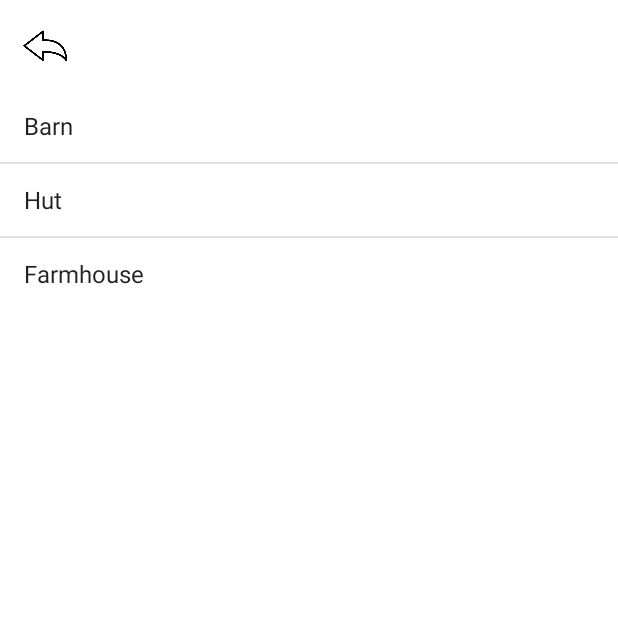
After one commit to starCheukPlymouth/farmbnb, an Android app: the RecordActivity screen opened directly, with no data from a screen before it, on a phone screen of 412 x 824 dp, the top half of it. The commit adds this screen. Run offline under Robolectric (Android 15) with nearby library versions, the light colour scheme and no system bars; Roboto replaces fonts that are not available here.

Commit message:
Add Record activity

```diff
--- /dev/null
+++ b/app/src/main/java/com/starcomp/farmbnb/RecordActivity.java
@@ -0,0 +1,48 @@
+package com.starcomp.farmbnb;
+
+import androidx.appcompat.app.AppCompatActivity;
+
+import android.os.Bundle;
+import android.view.View;
+import android.widget.AdapterView;
+import android.widget.ArrayAdapter;
+import android.widget.ImageButton;
+import android.widget.ListView;
+
+import java.util.ArrayList;
+import java.util.List;
+
+public class RecordActivity extends AppCompatActivity {
+
+    @Override
+    protected void onCreate(Bundle savedInstanceState) {
+        super.onCreate(savedInstanceState);
+        setContentView(R.layout.activity_record);
+
+        layoutListView();
+
+        ImageButton backButton = findViewById(R.id.backButton);
+        backButton.setOnClickListener(new View.OnClickListener() {
+            @Override
+            public void onClick(View view) {
+                back();
+            }
+        });
+    }
+
+    private void layoutListView() {
+        List<String> dataList = new ArrayList<String>();
+        dataList.add("Barn");
+        dataList.add("Hut");
+        dataList.add("Farmhouse");
+
+        ArrayAdapter<String> arrayAdapter = new ArrayAdapter<String>(this, android.R.layout.simple_list_item_1, dataList);
+
+        ListView listView = (ListView)findViewById(R.id.listView);
+        listView.setAdapter(arrayAdapter);
+    }
+
+    private void back() {
+        this.finish();
+    }
+}
--- /dev/null
+++ b/app/src/main/res/layout/activity_record.xml
@@ -0,0 +1,23 @@
+<?xml version="1.0" encoding="utf-8"?>
+<LinearLayout xmlns:android="http://schemas.android.com/apk/res/android"
+    xmlns:app="http://schemas.android.com/apk/res-auto"
+    xmlns:tools="http://schemas.android.com/tools"
+    android:layout_width="match_parent"
+    android:layout_height="match_parent"
+    android:orientation="vertical"
+    tools:context=".RecordActivity">
+
+    <ImageButton
+        android:id="@+id/backButton"
+        android:layout_width="60dp"
+        android:layout_height="60dp"
+        android:background="@drawable/back_button"
+        android:contentDescription="@null" />
+
+    <ListView
+        android:id="@+id/listView"
+        android:layout_width="match_parent"
+        android:layout_height="wrap_content"
+        app:layout_constraintBaseline_toBottomOf="parent" />
+
+</LinearLayout>
```
Also changed, not shown: app/src/main/AndroidManifest.xml (+9 -0 lines), app/src/main/java/com/starcomp/farmbnb/ProfileActivity.java (+15 -0 lines).
